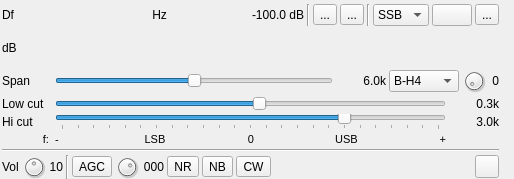
Qt form plugins/channelrx/wdsprx/wdsprxgui.ui (f4exb/sdrangel) before a commit.
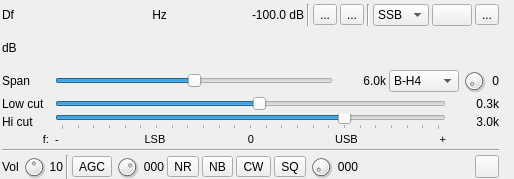
The same form after that commit. Icons and pictures are not drawn. Custom widgets are drawn as their Qt base class.

Commit message: WDSP Receiver: added squelch support plus corrections

```diff
--- a/plugins/channelrx/wdsprx/wdsprxgui.ui
+++ b/plugins/channelrx/wdsprx/wdsprxgui.ui
@@ -936,6 +936,63 @@
         </property>
        </widget>
       </item>
+      <item>
+       <widget class="ButtonSwitch" name="squelch">
+        <property name="toolTip">
+         <string>Toggle squelch (righ-click for options)</string>
+        </property>
+        <property name="text">
+         <string>SQ</string>
+        </property>
+        <property name="checkable">
+         <bool>true</bool>
+        </property>
+       </widget>
+      </item>
+      <item>
+       <widget class="QDial" name="squelchThreshold">
+        <property name="maximumSize">
+         <size>
+          <width>24</width>
+          <height>24</height>
+         </size>
+        </property>
+        <property name="toolTip">
+         <string>Squelch threshold  (%)</string>
+        </property>
+        <property name="minimum">
+         <number>0</number>
+        </property>
+        <property name="maximum">
+         <number>100</number>
+        </property>
+        <property name="pageStep">
+         <number>1</number>
+        </property>
+        <property name="value">
+         <number>3</number>
+        </property>
+       </widget>
+      </item>
+      <item>
+       <widget class="QLabel" name="squelchThresholdText">
+        <property name="minimumSize">
+         <size>
+          <width>22</width>
+          <height>0</height>
+         </size>
+        </property>
+        <property name="toolTip">
+         <string>Power threshold gate (ms)</string>
+        </property>
+        <property name="text">
+         <string>000</string>
+        </property>
+        <property name="alignment">
+         <set>Qt::AlignRight|Qt::AlignTrailing|Qt::AlignVCenter</set>
+        </property>
+       </widget>
+      </item>
       <item>
        <spacer name="horizontalSpacer">
         <property name="orientation">
```
Left out of the diff: 2 changed lines with no effect on the pictures. The commit also changes 21 other files.
